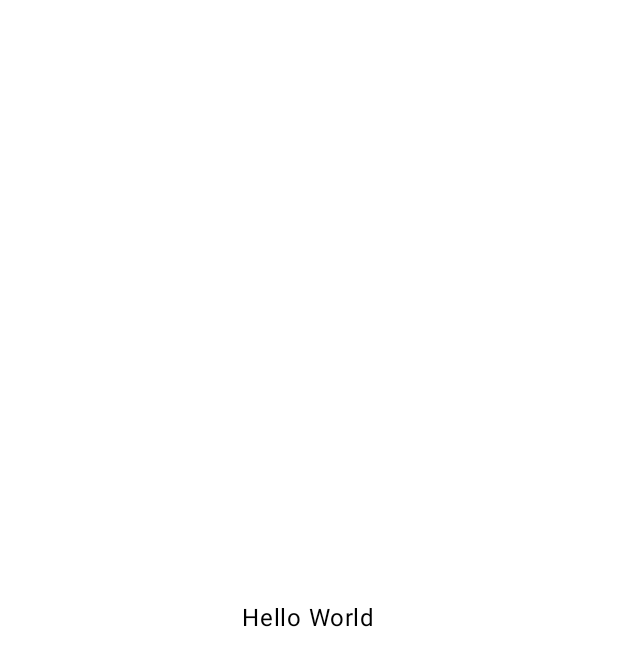
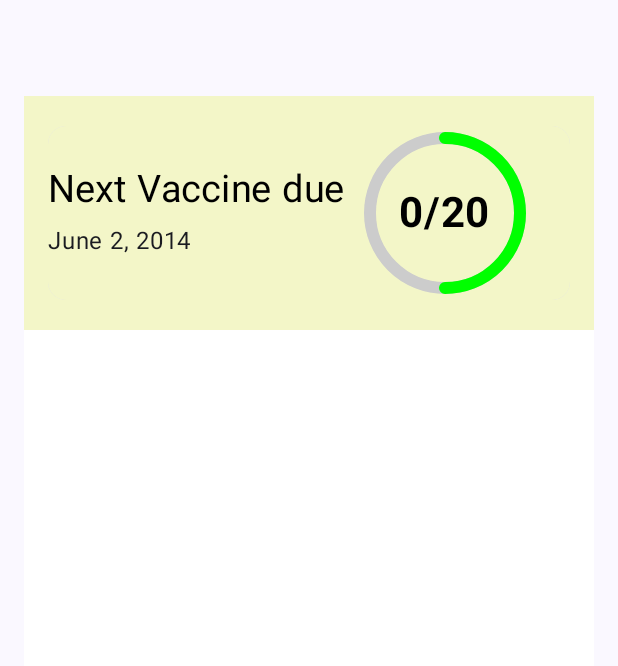
Before and after one commit to joelarmah/baby-vaccination-android, an Android app built with Jetpack Compose: the HomeScreen screen opened through its navigation route, on a phone screen of 412 x 824 dp. Before the commit the part shown is almost empty. Shown: the top 666 px of the screen. Run offline under Robolectric (Android 15) with nearby library versions, the phone set to English and light mode, and no system bars; our stand-ins replace Dagger/Hilt's generated code.

Commit message:
Add Next Vaccination Card

```diff
--- /dev/null
+++ b/app/src/main/java/com/github/joelarmah/babyvaccination/data/Vaccine.kt
@@ -0,0 +1,10 @@
+package com.github.joelarmah.babyvaccination.data
+
+import androidx.compose.ui.graphics.ImageBitmap
+
+data class Vaccine(
+    val id: String = "",
+    val name: String = "",
+    val dueDate: String = "",
+    val image: ImageBitmap? = null
+)
--- /dev/null
+++ b/app/src/main/java/com/github/joelarmah/babyvaccination/data/VaccineStats.kt
@@ -0,0 +1,6 @@
+package com.github.joelarmah.babyvaccination.data
+
+data class VaccineStats(
+    val numberOfVaccinesTaken: Int,
+    val totalVaccines: Int
+)
--- a/app/src/main/java/com/github/joelarmah/babyvaccination/navigation/Screen.kt
+++ b/app/src/main/java/com/github/joelarmah/babyvaccination/navigation/Screen.kt
@@ -6,4 +6,6 @@ sealed class Screen(val route: String) {
     data object BabyDoB : Screen("baby_dob_screen")
     data object BabyGender : Screen("baby_gender_screen")
     data object Home : Screen("home_screen")
+    data object Congratulation : Screen("congratulation_screen")
+
 }
--- a/app/src/main/java/com/github/joelarmah/babyvaccination/navigation/SetupNavGraph.kt
+++ b/app/src/main/java/com/github/joelarmah/babyvaccination/navigation/SetupNavGraph.kt
@@ -8,7 +8,8 @@ import com.github.joelarmah.babyvaccination.ui.screens.BabyDobScreen
 import com.github.joelarmah.babyvaccination.ui.screens.BabyGenderScreen
 import com.github.joelarmah.babyvaccination.ui.screens.BabyNameScreen
 import com.github.joelarmah.babyvaccination.ui.screens.BabyProfileViewModel
-import com.github.joelarmah.babyvaccination.ui.screens.HomeScreen
+import com.github.joelarmah.babyvaccination.ui.screens.CongratulationScreen
+import com.github.joelarmah.babyvaccination.ui.screens.home.HomeScreen
 import com.github.joelarmah.babyvaccination.ui.screens.SplashScreen
 
 @Composable
@@ -29,8 +30,11 @@ fun SetupNavGraph(navController: NavHostController, babyProfileViewModel: BabyPr
         composable(route = Screen.BabyGender.route) {
             BabyGenderScreen(navController = navController, babyProfileViewModel)
         }
+        composable(route = Screen.Congratulation.route) {
+            CongratulationScreen(navController = navController, babyProfileViewModel)
+        }
         composable(route = Screen.Home.route) {
-          HomeScreen()
+          HomeScreen(babyProfileViewModel)
         }
     }
 }
--- /dev/null
+++ b/app/src/main/java/com/github/joelarmah/babyvaccination/ui/components/CircularProgressBar.kt
@@ -0,0 +1,98 @@
+package com.github.joelarmah.babyvaccination.ui.components
+
+import androidx.compose.animation.core.animateFloatAsState
+import androidx.compose.animation.core.tween
+import androidx.compose.foundation.Canvas
+import androidx.compose.foundation.layout.Box
+import androidx.compose.foundation.layout.size
+import androidx.compose.material3.Text
+import androidx.compose.runtime.Composable
+import androidx.compose.runtime.LaunchedEffect
+import androidx.compose.runtime.mutableStateOf
+import androidx.compose.runtime.getValue
+import androidx.compose.runtime.remember
+import androidx.compose.runtime.setValue
+import androidx.compose.ui.Alignment
+import androidx.compose.ui.Modifier
+import androidx.compose.ui.graphics.Color
+import androidx.compose.ui.graphics.StrokeCap
+import androidx.compose.ui.graphics.drawscope.Stroke
+import androidx.compose.ui.text.font.FontWeight
+import androidx.compose.ui.tooling.preview.Preview
+import androidx.compose.ui.unit.Dp
+import androidx.compose.ui.unit.TextUnit
+import androidx.compose.ui.unit.dp
+import androidx.compose.ui.unit.sp
+
+@Composable
+fun CircularProgressBar(
+    percentage: Float,
+    displayText: String,
+    fontSize: TextUnit = 28.sp,
+    radius: Dp = 50.dp,
+    color: Color = Color.Green,
+    strokeWidth: Dp = 8.dp,
+    animationDuration: Int = 1000,
+    animationDelay: Int = 0
+) {
+    var animationPlay by remember {
+        mutableStateOf(false)
+    }
+
+    val currentPercentage = animateFloatAsState(
+        targetValue = if (animationPlay) percentage else 0f, label = "",
+        animationSpec = tween(
+            animationDuration,
+            animationDelay
+        )
+    )
+
+    LaunchedEffect(key1 = true) {
+        animationPlay = true
+    }
+
+    Box(
+        contentAlignment = Alignment.Center,
+        modifier = Modifier
+            .size(radius * 2f)
+    ) {
+        Canvas(
+            modifier = Modifier
+                .size(radius * 2f)
+        ) {
+            drawCircle(
+                style = Stroke(
+                    width = strokeWidth.toPx()
+                ),
+                color = Color.LightGray,
+                radius = radius.toPx(),
+                // center = 0
+            )
+
+            drawArc(
+                color = color,
+                startAngle = -90f,
+                sweepAngle = 360 * currentPercentage.value,
+                useCenter = false,
+                style = Stroke(
+                    width = strokeWidth.toPx(),
+                    cap = StrokeCap.Round
+                )
+            )
+        }
+
+        Text(
+            text = displayText,
+            color = Color.Black,
+            fontSize = fontSize,
+            fontWeight = FontWeight.Bold
+        )
+    }
+
+}
+
+@Preview
+@Composable
+fun CircularProgressBarPreview() {
+    CircularProgressBar(percentage = 0.2f, displayText = "0/50")
+}
--- /dev/null
+++ b/app/src/main/java/com/github/joelarmah/babyvaccination/ui/components/NextVaccineCard.kt
@@ -0,0 +1,69 @@
+package com.github.joelarmah.babyvaccination.ui.components
+
+import androidx.compose.foundation.background
+import androidx.compose.foundation.layout.Column
+import androidx.compose.foundation.layout.Row
+import androidx.compose.foundation.layout.Spacer
+import androidx.compose.foundation.layout.fillMaxWidth
+import androidx.compose.foundation.layout.height
+import androidx.compose.foundation.layout.padding
+import androidx.compose.foundation.layout.width
+import androidx.compose.material3.Card
+import androidx.compose.material3.Text
+import androidx.compose.runtime.Composable
+import androidx.compose.ui.Alignment
+import androidx.compose.ui.Modifier
+import androidx.compose.ui.graphics.Color
+import androidx.compose.ui.res.colorResource
+import androidx.compose.ui.tooling.preview.Preview
+import androidx.compose.ui.unit.dp
+import androidx.compose.ui.unit.sp
+import com.github.joelarmah.babyvaccination.R
+import com.github.joelarmah.babyvaccination.data.Vaccine
+import com.github.joelarmah.babyvaccination.data.VaccineStats
+
+@Composable
+fun NextVaccineCard(nextVaccine: Vaccine, vaccineStats: VaccineStats) {
+    Card (
+        modifier = Modifier
+            .background(colorResource(R.color.yellow))
+            .padding(horizontal = 16.dp, vertical = 20.dp)
+            .fillMaxWidth()
+    ) {
+        Row(
+            verticalAlignment = Alignment.CenterVertically,
+            modifier = Modifier
+                    .background(colorResource(R.color.yellow))
+                    .fillMaxWidth()
+                    .padding(vertical = 8.dp) // Add padding to the Row
+        ) {
+            // nextVaccine.image?.let { Image(bitmap = it, contentDescription = "Vaccine image") }
+            Column {
+                Text(
+                    text = "Next Vaccine due",
+                    fontSize = 25.sp,
+                    color = Color.Black
+                )
+                Spacer(modifier = Modifier.height(8.dp))
+                Text(nextVaccine.dueDate)
+            }
+
+            Spacer(modifier = Modifier.width(16.dp))
+
+            val (numberOfVaccinesTaken, totalVaccines) = vaccineStats
+            val percentage = numberOfVaccinesTaken.toFloat()/totalVaccines.toFloat()
+
+            CircularProgressBar(percentage = percentage, displayText = "0/20")
+        }
+    }
+
+}
+
+@Preview
+@Composable
+fun NextVaccineCardPreview() {
+    NextVaccineCard(
+        nextVaccine = Vaccine("1", "BCG", dueDate = "June 2, 2024"),
+        vaccineStats = VaccineStats(20, 40)
+    )
+}
--- a/app/src/main/java/com/github/joelarmah/babyvaccination/ui/screens/BabyProfileViewModel.kt
+++ b/app/src/main/java/com/github/joelarmah/babyvaccination/ui/screens/BabyProfileViewModel.kt
@@ -10,7 +10,11 @@ data class BabyProfile(
     var name: String = "",
     var dob: String = "",
     var gender: String = ""
-)
+) {
+    fun getFirstName(): String {
+        return name.split(" ").firstOrNull() ?: ""
+    }
+}
 
 @HiltViewModel
 class BabyProfileViewModel @Inject constructor(
--- a/app/src/main/java/com/github/joelarmah/babyvaccination/ui/screens/HomeScreen.kt
+++ /dev/null
@@ -1,29 +0,0 @@
-package com.github.joelarmah.babyvaccination.ui.screens
-
-import androidx.compose.foundation.background
-import androidx.compose.foundation.layout.Box
-import androidx.compose.foundation.layout.fillMaxSize
-import androidx.compose.material3.Text
-import androidx.compose.runtime.Composable
-import androidx.compose.ui.Alignment
-import androidx.compose.ui.Modifier
-import androidx.compose.ui.graphics.Color
-import androidx.compose.ui.tooling.preview.Preview
-
-@Composable
-fun HomeScreen() {
-    Box(
-        modifier = Modifier
-            .fillMaxSize()
-            .background(Color.White),
-        contentAlignment = Alignment.Center
-    ) {
-        Text(text = "Hello World", color = Color.Black)
-    }
-}
-
-@Preview
-@Composable
-fun HomeScreenPreview() {
-    HomeScreen()
-}
--- /dev/null
+++ b/app/src/main/java/com/github/joelarmah/babyvaccination/ui/screens/home/HomeScreen.kt
@@ -0,0 +1,63 @@
+package com.github.joelarmah.babyvaccination.ui.screens.home
+
+import com.github.joelarmah.babyvaccination.ui.components.NextVaccineCard
+import androidx.compose.foundation.background
+import androidx.compose.foundation.layout.Box
+import androidx.compose.foundation.layout.Column
+import androidx.compose.foundation.layout.Spacer
+import androidx.compose.foundation.layout.fillMaxSize
+import androidx.compose.foundation.layout.padding
+import androidx.compose.material3.ExperimentalMaterial3Api
+import androidx.compose.material3.Scaffold
+import androidx.compose.material3.TopAppBar
+import androidx.compose.runtime.Composable
+import androidx.compose.runtime.collectAsState
+import androidx.compose.runtime.getValue
+import androidx.compose.ui.Modifier
+import androidx.compose.ui.graphics.Color
+import androidx.compose.ui.tooling.preview.Preview
+import androidx.compose.ui.unit.dp
+import com.github.joelarmah.babyvaccination.data.Vaccine
+import com.github.joelarmah.babyvaccination.data.VaccineStats
+import com.github.joelarmah.babyvaccination.ui.screens.BabyProfileViewModel
+
+@OptIn(ExperimentalMaterial3Api::class)
+@Composable
+fun HomeScreen(babyProfileViewModel: BabyProfileViewModel) {
+
+    val baby by babyProfileViewModel.baby.collectAsState()
+
+    Scaffold(
+        topBar = {
+            TopAppBar(
+                title = { baby.name },
+                modifier = Modifier
+                    .background(Color.Black)
+            )
+        }
+    ) { innerPadding ->
+        Box(
+            modifier = Modifier
+                .fillMaxSize()
+                .padding(innerPadding)
+                .padding(horizontal = 16.dp)
+                .background(Color.White),
+        ) {
+            Column {
+                NextVaccineCard(
+                    nextVaccine = Vaccine("1", "BCG", "June 2, 2014" ),
+                    vaccineStats = VaccineStats(20, 40)
+                )
+
+                Spacer(modifier = Modifier.padding(10.dp))
+
+            }
+        }
+    }
+}
+
+@Preview
+@Composable
+fun HomeScreenPreview() {
+    HomeScreen(BabyProfileViewModel())
+}
--- a/app/src/main/java/com/github/joelarmah/babyvaccination/ui/theme/Color.kt
+++ b/app/src/main/java/com/github/joelarmah/babyvaccination/ui/theme/Color.kt
@@ -9,3 +9,5 @@ val Pink80 = Color(0xFFEFB8C8)
 val Purple40 = Color(0xFF6650a4)
 val PurpleGrey40 = Color(0xFF625b71)
 val Pink40 = Color(0xFF7D5260)
+
+val Yellow = Color(0xFFF3F6C8)
--- a/app/src/main/res/values/colors.xml
+++ b/app/src/main/res/values/colors.xml
@@ -7,4 +7,5 @@
     <color name="teal_700">#FF018786</color>
     <color name="black">#FF000000</color>
     <color name="white">#FFFFFFFF</color>
+    <color name="yellow">#FFF3F6C8</color>
 </resources>
--- a/app/src/main/res/values/strings.xml
+++ b/app/src/main/res/values/strings.xml
@@ -1,3 +1,8 @@
 <resources>
     <string name="app_name">Baby Vaccination</string>
+    <string name="next">Next</string>
+    <string name="congratulations">Congratulations!</string>
+    <string name="continue_text">Continue</string>
+    <string name="baby_dob_title">When was %1$s born?</string>
+    <string name="baby_dob_sub_title">We’ll use this to calculate your baby’s vaccination schedule</string>
 </resources>
```
Also changed, not shown: app/src/main/java/com/github/joelarmah/babyvaccination/ui/components/BabyVaccineTopBar.kt (+8 -3 lines), app/src/main/java/com/github/joelarmah/babyvaccination/ui/screens/BabyDobScreen.kt (+33 -21 lines), app/src/main/java/com/github/joelarmah/babyvaccination/ui/screens/BabyGenderScreen.kt (+8 -22 lines), app/src/main/java/com/github/joelarmah/babyvaccination/ui/screens/BabyNameScreen.kt (+19 -20 lines), app/src/main/java/com/github/joelarmah/babyvaccination/ui/screens/CongratulationScreen.kt (added, +81 -0 lines), app/src/main/java/com/github/joelarmah/babyvaccination/utils/DateUtils.kt (added, +24 -0 lines).
